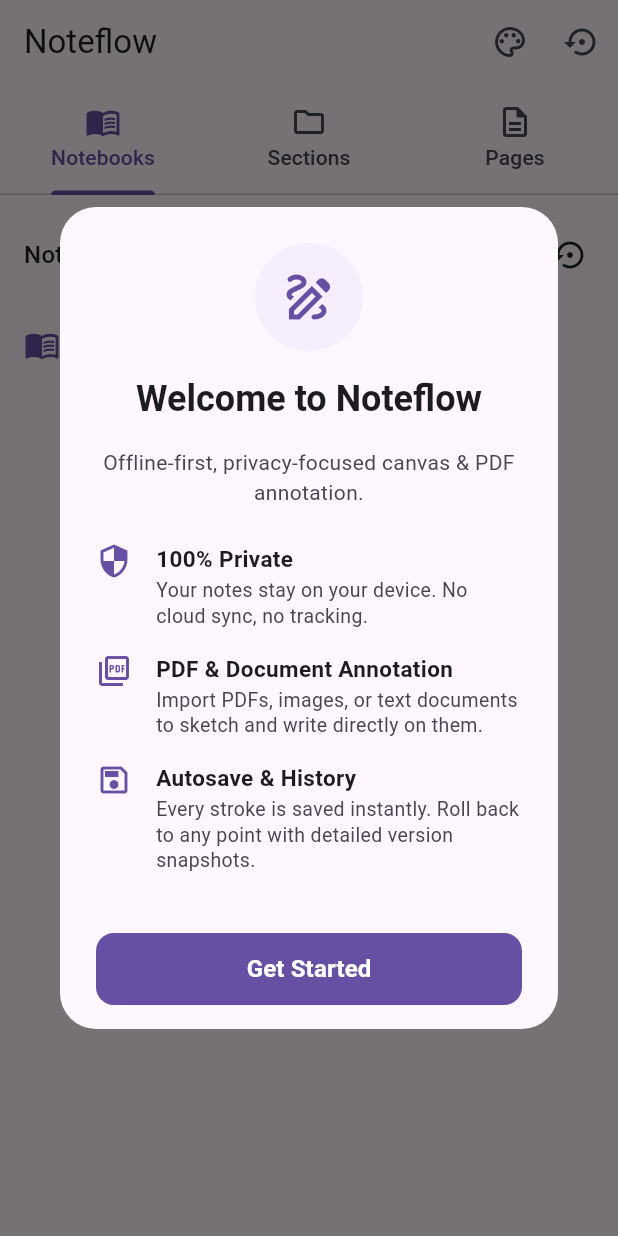
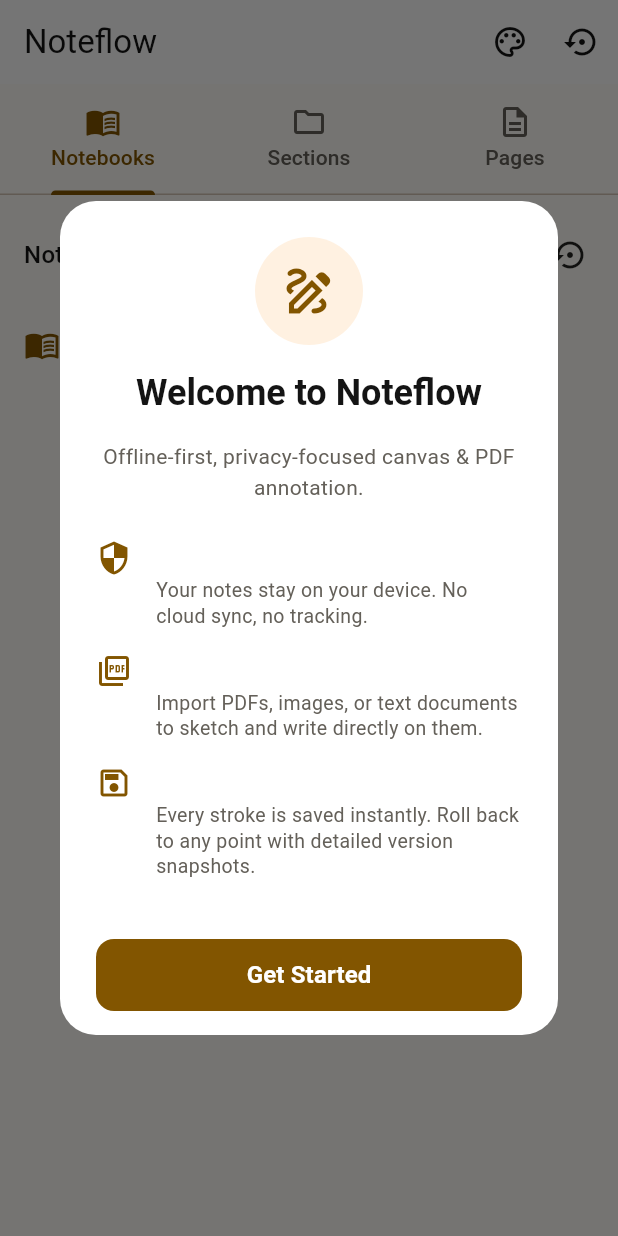
Before and after one commit to authorss81/Noteflow, a Flutter app: the screen it shows after launch, on a phone screen of 412 x 824 dp. Run offline on Flutter 3.47's test engine with Material 3 defaults, Android fonts, the phone set to English and light mode, and no system bars; our stand-ins replace drift, drift_flutter, file_picker, flutter_markdown, flutter_secure_storage, local_auth and 3 more; missing offline and left inert: cryptography, pdfrx; accounts and stored records are empty; generated files the repository leaves out were written again.

Commit message:
fix(R1-31): bind AppTheme to MaterialApp so theme modes actually apply
The 4 theme modes (light/sepia/dark/amoled) were computed by AppTheme.build but
never passed to MaterialApp, so the menus were decorative. MaterialApp now
rebuilds with AppTheme.build(app.theme) whenever AppState notifies.

```diff
--- a/lib/main.dart
+++ b/lib/main.dart
@@ -8,6 +8,7 @@
 import 'widgets/lock_screen.dart';
 import 'services/settings_service.dart';
 import 'state/app_state.dart';
+import 'theme/app_theme.dart';
 
 void main() async {
   WidgetsFlutterBinding.ensureInitialized();
@@ -34,6 +35,10 @@
           return MaterialApp(
             title: 'Noteflow',
             debugShowCheckedModeBanner: false,
+            // R1-31: the theme was never bound before — all 4 modes are
+            // computed from AppTheme.build and applied directly.
+            theme: AppTheme.build(app.theme),
+            themeMode: ThemeMode.light,
             home: _Root(app: app),
           );
         },
```
Also changed, not shown: 1 other file.
